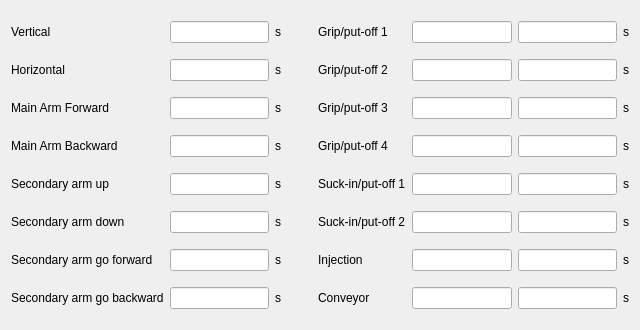
The window that hcsettings/ichctimeframe.ui (GaussCheng/2-5AxisPunch) describes before a commit, drawn with Qt 5.
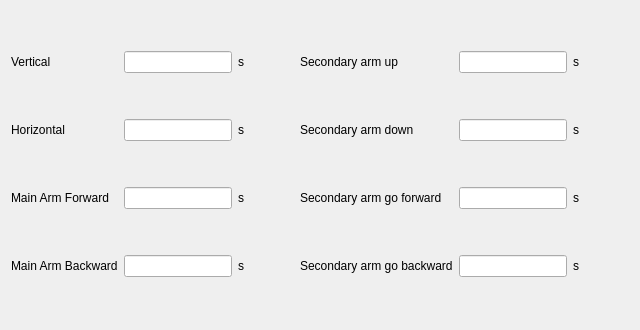
The same window after the commit. Custom widgets are drawn as their Qt base class.

The edit to the form file:
```diff
--- a/hcsettings/ichctimeframe.ui
+++ b/hcsettings/ichctimeframe.ui
@@ -30,19 +30,6 @@
    <item row="0" column="1">
     <widget class="ICLineEditWithVirtualNumericKeypad" name="verticalineEdit"/>
    </item>
-   <item row="0" column="4">
-    <widget class="QLabel" name="label_10">
-     <property name="text">
-      <string>Grip/put-off 1</string>
-     </property>
-    </widget>
-   </item>
-   <item row="0" column="5">
-    <widget class="ICLineEditWithVirtualNumericKeypad" name="fixture1GripLineEdit"/>
-   </item>
-   <item row="0" column="6">
-    <widget class="ICLineEditWithVirtualNumericKeypad" name="fixture1PutOffLineEdit"/>
-   </item>
    <item row="1" column="0">
     <widget class="QLabel" name="label_2">
      <property name="text">
@@ -53,137 +40,6 @@
    <item row="1" column="1">
     <widget class="ICLineEditWithVirtualNumericKeypad" name="horizontalLineEdit"/>
    </item>
-   <item row="1" column="4">
-    <widget class="QLabel" name="label_11">
-     <property name="text">
-      <string>Grip/put-off 2</string>
-     </property>
-    </widget>
-   </item>
-   <item row="1" column="5">
-    <widget class="ICLineEditWithVirtualNumericKeypad" name="fixture2GripLineEdit"/>
-   </item>
-   <item row="1" column="6">
-    <widget class="ICLineEditWithVirtualNumericKeypad" name="fixture2PutOffLineEdit"/>
-   </item>
-   <item row="2" column="4">
-    <widget class="QLabel" name="label_13">
-     <property name="text">
-      <string>Grip/put-off 3</string>
-     </property>
-    </widget>
-   </item>
-   <item row="2" column="5">
-    <widget class="ICLineEditWithVirtualNumericKeypad" name="fixture3GripLineEdit"/>
-   </item>
-   <item row="2" column="6">
-    <widget class="ICLineEditWithVirtualNumericKeypad" name="fixture3PutOffLineEdit"/>
-   </item>
-   <item row="3" column="4">
-    <widget class="QLabel" name="label_14">
-     <property name="text">
-      <string>Grip/put-off 4</string>
-     </property>
-    </widget>
-   </item>
-   <item row="3" column="5">
-    <widget class="ICLineEditWithVirtualNumericKeypad" name="fixture4GripLineEdit"/>
-   </item>
-   <item row="3" column="6">
-    <widget class="ICLineEditWithVirtualNumericKeypad" name="fixture4PutOffLineEdit"/>
-   </item>
-   <item row="4" column="0">
-    <widget class="QLabel" name="label_3">
-     <property name="text">
-      <string>Secondary arm up</string>
-     </property>
-    </widget>
-   </item>
-   <item row="4" column="1">
-    <widget class="ICLineEditWithVirtualNumericKeypad" name="secondaryArmUpLineEdit"/>
-   </item>
-   <item row="4" column="4">
-    <widget class="QLabel" name="label_8">
-     <property name="text">
-      <string>Suck-in/put-off 1</string>
-     </property>
-    </widget>
-   </item>
-   <item row="4" column="5">
-    <widget class="ICLineEditWithVirtualNumericKeypad" name="sucker1SuckInLineEdit"/>
-   </item>
-   <item row="4" column="6">
-    <widget class="ICLineEditWithVirtualNumericKeypad" name="sucker1PutOffLineEdit"/>
-   </item>
-   <item row="5" column="0">
-    <widget class="QLabel" name="label_4">
-     <property name="text">
-      <string>Secondary arm down</string>
-     </property>
-    </widget>
-   </item>
-   <item row="5" column="1">
-    <widget class="ICLineEditWithVirtualNumericKeypad" name="secondaryArmDownLineEdit"/>
-   </item>
-   <item row="5" column="4">
-    <widget class="QLabel" name="label_12">
-     <property name="text">
-      <string>Suck-in/put-off 2</string>
-     </property>
-    </widget>
-   </item>
-   <item row="5" column="5">
-    <widget class="ICLineEditWithVirtualNumericKeypad" name="sucker2SuckInLineEdit"/>
-   </item>
-   <item row="5" column="6">
-    <widget class="ICLineEditWithVirtualNumericKeypad" name="sucker2PutOffLineEdit"/>
-   </item>
-   <item row="6" column="0">
-    <widget class="QLabel" name="label_5">
-     <property name="text">
-      <string>Secondary arm go forward</string>
-     </property>
-    </widget>
-   </item>
-   <item row="6" column="1">
-    <widget class="ICLineEditWithVirtualNumericKeypad" name="secondayGoForwardLineEdit"/>
-   </item>
-   <item row="6" column="4">
-    <widget class="QLabel" name="label_9">
-     <property name="text">
-      <string>Injection</string>
-     </property>
-    </widget>
-   </item>
-   <item row="6" column="5">
-    <widget class="ICLineEditWithVirtualNumericKeypad" name="injectionOpenLineEdit"/>
-   </item>
-   <item row="6" column="6">
-    <widget class="ICLineEditWithVirtualNumericKeypad" name="injectionCloseLineEdit"/>
-   </item>
-   <item row="7" column="0">
-    <widget class="QLabel" name="label_6">
-     <property name="text">
-      <string>Secondary arm go backward</string>
-     </property>
-    </widget>
-   </item>
-   <item row="7" column="1">
-    <widget class="ICLineEditWithVirtualNumericKeypad" name="secondayGoBackwardLineEdit"/>
-   </item>
-   <item row="7" column="4">
-    <widget class="QLabel" name="label_7">
-     <property name="text">
-      <string>Conveyor</string>
-     </property>
-    </widget>
-   </item>
-   <item row="7" column="5">
-    <widget class="ICLineEditWithVirtualNumericKeypad" name="conveyorOpenLineEdit"/>
-   </item>
-   <item row="7" column="6">
-    <widget class="ICLineEditWithVirtualNumericKeypad" name="conveyorCloseLineEdit"/>
-   </item>
    <item row="2" column="0">
     <widget class="QLabel" name="label_15">
      <property name="text">
@@ -232,92 +88,89 @@
      </property>
     </widget>
    </item>
-   <item row="4" column="2">
+   <item row="0" column="7">
+    <spacer name="horizontalSpacer">
+     <property name="orientation">
+      <enum>Qt::Horizontal</enum>
+     </property>
+     <property name="sizeHint" stdset="0">
+      <size>
+       <width>40</width>
+       <height>20</height>
+      </size>
+     </property>
+    </spacer>
+   </item>
+   <item row="0" column="4">
+    <widget class="QLabel" name="label_3">
+     <property name="text">
+      <string>Secondary arm up</string>
+     </property>
+    </widget>
+   </item>
+   <item row="0" column="5">
+    <widget class="ICLineEditWithVirtualNumericKeypad" name="secondaryArmUpLineEdit"/>
+   </item>
+   <item row="0" column="6">
     <widget class="QLabel" name="label_21">
      <property name="text">
       <string>s</string>
      </property>
     </widget>
    </item>
-   <item row="5" column="2">
+   <item row="1" column="4">
+    <widget class="QLabel" name="label_4">
+     <property name="text">
+      <string>Secondary arm down</string>
+     </property>
+    </widget>
+   </item>
+   <item row="1" column="5">
+    <widget class="ICLineEditWithVirtualNumericKeypad" name="secondaryArmDownLineEdit"/>
+   </item>
+   <item row="1" column="6">
     <widget class="QLabel" name="label_22">
      <property name="text">
       <string>s</string>
      </property>
     </widget>
    </item>
-   <item row="6" column="2">
+   <item row="2" column="4">
+    <widget class="QLabel" name="label_5">
+     <property name="text">
+      <string>Secondary arm go forward</string>
+     </property>
+    </widget>
+   </item>
+   <item row="2" column="5">
+    <widget class="ICLineEditWithVirtualNumericKeypad" name="secondayGoForwardLineEdit"/>
+   </item>
+   <item row="2" column="6">
     <widget class="QLabel" name="label_23">
      <property name="text">
       <string>s</string>
      </property>
     </widget>
    </item>
-   <item row="7" column="2">
+   <item row="3" column="4">
+    <widget class="QLabel" name="label_6">
+     <property name="text">
+      <string>Secondary arm go backward</string>
+     </property>
+    </widget>
+   </item>
+   <item row="3" column="5">
+    <widget class="ICLineEditWithVirtualNumericKeypad" name="secondayGoBackwardLineEdit"/>
+   </item>
+   <item row="3" column="6">
     <widget class="QLabel" name="label_24">
      <property name="text">
       <string>s</string>
      </property>
     </widget>
    </item>
-   <item row="0" column="7">
-    <widget class="QLabel" name="label_25">
-     <property name="text">
-      <string>s</string>
-     </property>
-    </widget>
-   </item>
-   <item row="1" column="7">
-    <widget class="QLabel" name="label_26">
-     <property name="text">
-      <string>s</string>
-     </property>
-    </widget>
-   </item>
-   <item row="2" column="7">
-    <widget class="QLabel" name="label_27">
-     <property name="text">
-      <string>s</string>
-     </property>
-    </widget>
-   </item>
-   <item row="3" column="7">
-    <widget class="QLabel" name="label_28">
-     <property name="text">
-      <string>s</string>
-     </property>
-    </widget>
-   </item>
-   <item row="4" column="7">
-    <widget class="QLabel" name="label_29">
-     <property name="text">
-      <string>s</string>
-     </property>
-    </widget>
-   </item>
-   <item row="5" column="7">
-    <widget class="QLabel" name="label_30">
-     <property name="text">
-      <string>s</string>
-     </property>
-    </widget>
-   </item>
-   <item row="6" column="7">
-    <widget class="QLabel" name="label_31">
-     <property name="text">
-      <string>s</string>
-     </property>
-    </widget>
-   </item>
-   <item row="7" column="7">
-    <widget class="QLabel" name="label_32">
-     <property name="text">
-      <string>s</string>
-     </property>
-    </widget>
-   </item>
    <item row="0" column="3">
-    <spacer name="horizontalSpacer">
+    <spacer name="horizontalSpacer_2">
      <property name="orientation">
       <enum>Qt::Horizontal</enum>
      </property>
```
